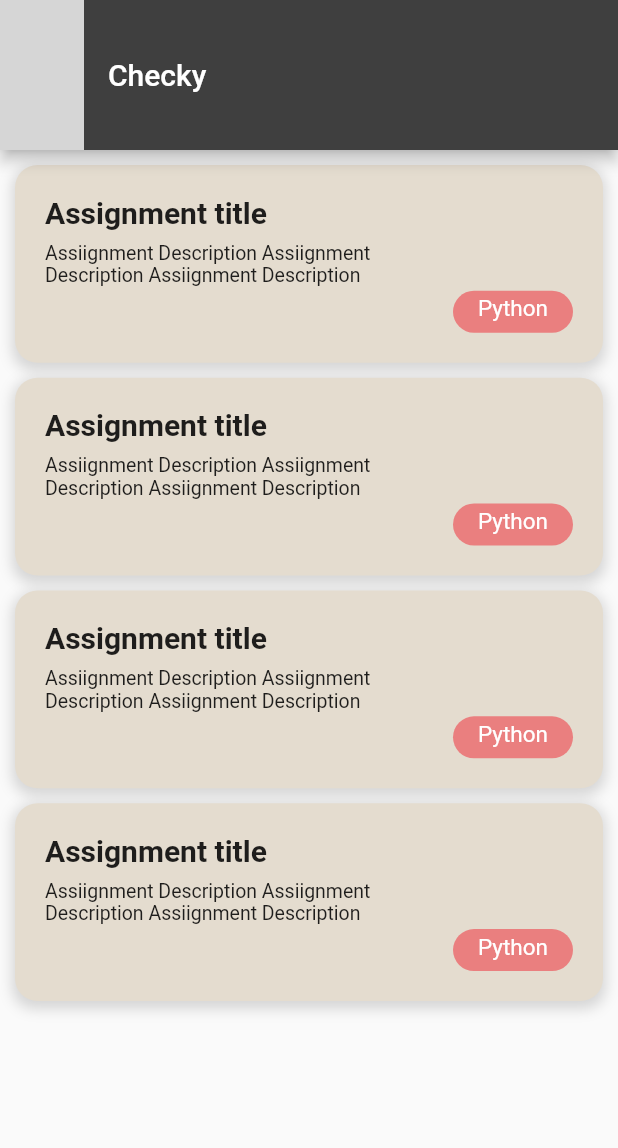
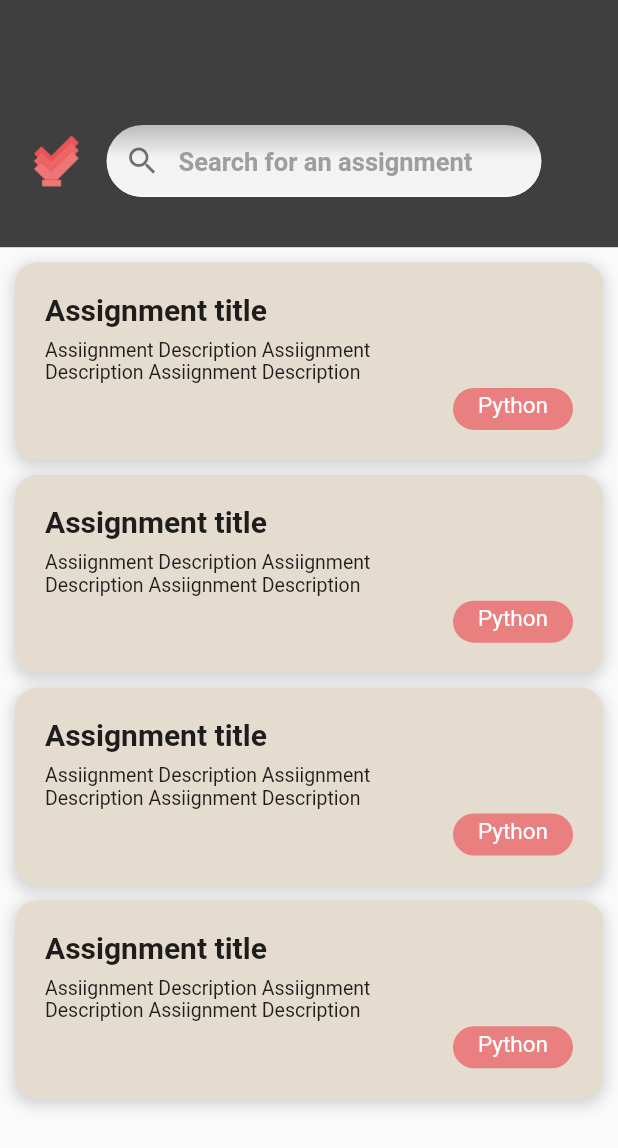
Before and after one commit to flutter-team5/Checky, a Flutter app: the HomeScreen screen opened directly, on a phone screen of 412 x 824 dp. Shown: the top 1148 px of the screen. Run offline on Flutter 3.47's test engine with Material 2 defaults, Android fonts, the phone set to English and light mode, and no system bars; our stand-ins replace file_picker, supabase_flutter; accounts and stored records are empty; Roboto replaces fonts that are missing (ADLaMDisplay, Rubik-VariableFont_wght); grey boxes are pictures that could not be loaded.

Commit message:
edit new feature to assignment page

```diff
--- a/checky/lib/main.dart
+++ b/checky/lib/main.dart
@@ -1,3 +1,4 @@
+import 'package:checky/screens/assignments_views/home_screen.dart';
 import 'package:checky/screens/assignments_views/single_assignment_screen.dart';
 import 'package:checky/services/database/database_connector.dart';
 import 'package:flutter/material.dart';
@@ -14,7 +15,8 @@ class MainApp extends StatelessWidget {
   Widget build(BuildContext context) {
     return const MaterialApp(
       debugShowCheckedModeBanner: false,
-      home: SingleAssignmentScreen(),
+      home: HomeScreen(),
+      //SingleAssignmentScreen(),
     );
   }
 }
--- a/checky/lib/screens/assignments_views/home_screen.dart
+++ b/checky/lib/screens/assignments_views/home_screen.dart
@@ -1,5 +1,7 @@
 // Home screen navgation will be here
 import 'package:checky/constants/colors.dart';
+import 'package:checky/constants/spacings.dart';
+import 'package:checky/screens/assignments_views/search_filed.dart';
 import 'package:checky/widgets/card_widget_view.dart';
 import 'package:flutter/material.dart';
 
@@ -11,13 +13,42 @@ class HomeScreen extends StatelessWidget {
   @override
   Widget build(BuildContext context) {
     return Scaffold(
-      appBar: AppBar(
-        backgroundColor: CColors.darkGrey,
-        toolbarHeight: 100,
-        title: const Text("Checky"),
-        leading: Image.asset("checky/assets/logo.png"),
+      // appBar: AppBar(
+      //   backgroundColor: CColors.darkGrey,
+      //   toolbarHeight: 80,
+      //   title: const Text(
+      //     "Checky",
+      //     style: TextStyle(fontWeight: FontWeight.bold, fontSize: 25),
+      //   ),
+      //   leading: Padding(
+      //     padding: const EdgeInsets.only(left: 10.0),
+      //     child: Image.asset("assets/img/logo.png"),
+      //   ),
+      // ),
+      body: Column(
+        children: [
+          Container(
+            padding: EdgeInsets.only(top: 50),
+            decoration: const BoxDecoration(color: CColors.darkGrey),
+            height: MediaQuery.of(context).size.height * 0.2,
+            child: Padding(
+              padding: const EdgeInsets.only(left: 20.0),
+              child: Row(
+                mainAxisAlignment: MainAxisAlignment.start,
+                children: [
+                  Image.asset(
+                    "assets/img/logo.png",
+                    width: 35,
                   ),
-      body: const Center(
+                  CSpaces.kHspace16,
+                  const Flexible(
+                    child: SearchField(),
+                  ),
+                ],
+              ),
+            ),
+          ),
+          const Center(
             child: Column(
               crossAxisAlignment: CrossAxisAlignment.center,
               children: [
@@ -40,6 +71,8 @@ class HomeScreen extends StatelessWidget {
               ],
             ),
           ),
+        ],
+      ),
     );
   }
 }
--- /dev/null
+++ b/checky/lib/screens/assignments_views/search_filed.dart
@@ -0,0 +1,56 @@
+import 'package:flutter/material.dart';
+
+class SearchField extends StatelessWidget {
+  const SearchField({
+    super.key,
+  });
+
+  @override
+  Widget build(BuildContext context) {
+    return Container(
+      width: 290,
+      decoration: const ShapeDecoration(
+        gradient: LinearGradient(
+          colors: [
+            Color.fromARGB(255, 188, 187, 187),
+            Color.fromARGB(255, 243, 243, 243)
+          ],
+          begin: Alignment.topCenter,
+          end: Alignment.bottomCenter,
+          stops: [0.0, 0.45],
+          tileMode: TileMode.clamp,
+        ),
+        shape: RoundedRectangleBorder(
+          borderRadius: BorderRadius.all(Radius.circular(25.0)),
+        ),
+      ),
+      child: TextField(
+        expands: false,
+        style: const TextStyle(fontSize: 20.0, color: Colors.black54),
+        decoration: InputDecoration(
+          contentPadding: const EdgeInsets.all(12.0),
+          prefixIcon: const Icon(
+            Icons.search,
+            color: Colors.black54,
+          ),
+          hintText: 'Search for an assignment',
+          hintStyle: const TextStyle(
+            color: Colors.grey,
+            fontFamily: 'Rubik-VariableFont_wght',
+            fontWeight: FontWeight.w600,
+            fontSize: 17,
+          ),
+          focusedBorder: OutlineInputBorder(
+            borderSide: const BorderSide(color: Colors.white),
+            borderRadius: BorderRadius.circular(32.0),
+          ),
+          enabledBorder: UnderlineInputBorder(
+            borderSide: const BorderSide(color: Colors.white),
+            borderRadius: BorderRadius.circular(32.0),
+          ),
+        ),
+        onSubmitted: (value) {},
+      ),
+    );
+  }
+}
--- a/checky/lib/screens/assignments_views/single_assignment_screen.dart
+++ b/checky/lib/screens/assignments_views/single_assignment_screen.dart
@@ -1,5 +1,7 @@
 import 'package:checky/constants/colors.dart';
 import 'package:checky/constants/spacings.dart';
+import 'package:checky/services/api/grading_api.dart';
+import 'package:checky/services/database/services/assignments_services.dart';
 import 'package:checky/widgets/single_assignment_widgets/attempt_card.dart';
 import 'package:flutter/material.dart';
 
@@ -159,7 +161,9 @@ class _SingleAssignmentScreenState extends State<SingleAssignmentScreen> {
         ),
       ),
       floatingActionButton: InkWell(
-        onTap: () {},
+        onTap: () async {
+          uploadFileFromUser(await getAssignmentById(2));
+        },
         child: Container(
           padding: const EdgeInsets.all(10),
           margin: const EdgeInsets.only(bottom: 30),
```
Lines whose indentation alone changed are shown as unchanged.
